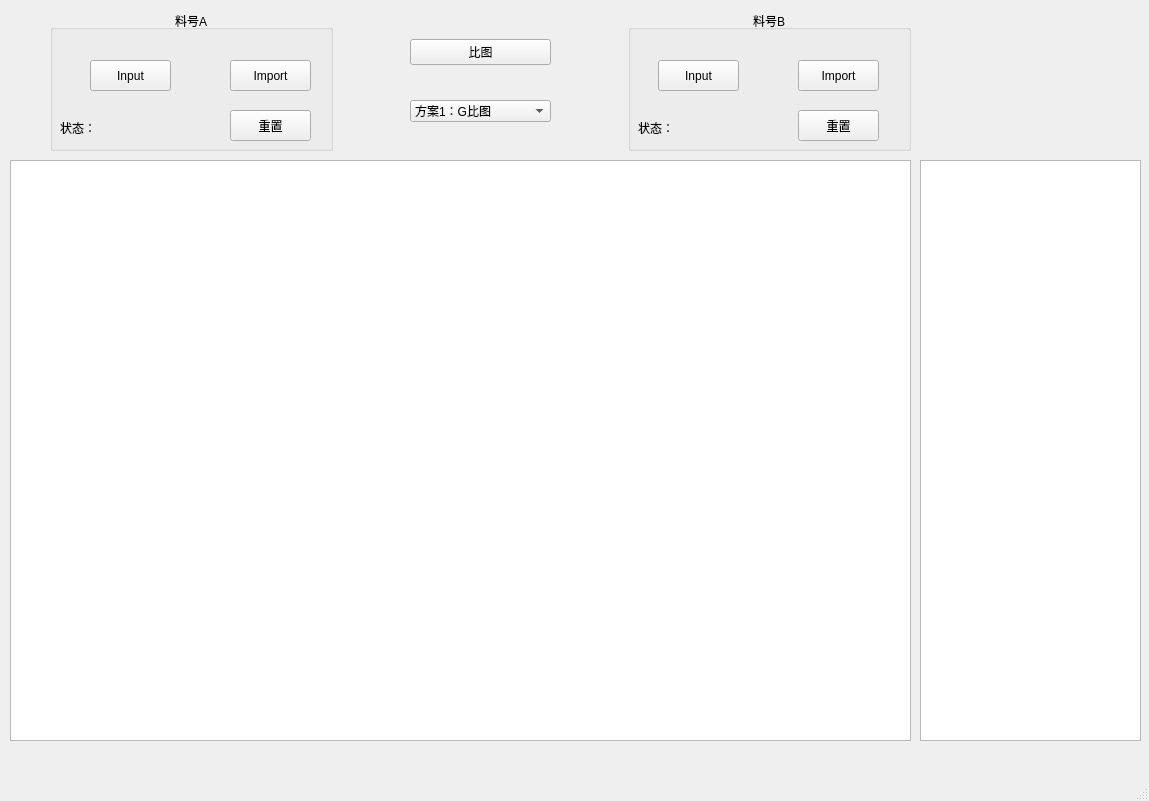
This is ui/mainWindow.ui in naivete13sky/epvs as Qt 5 draws it before an edit. The edited form follows.
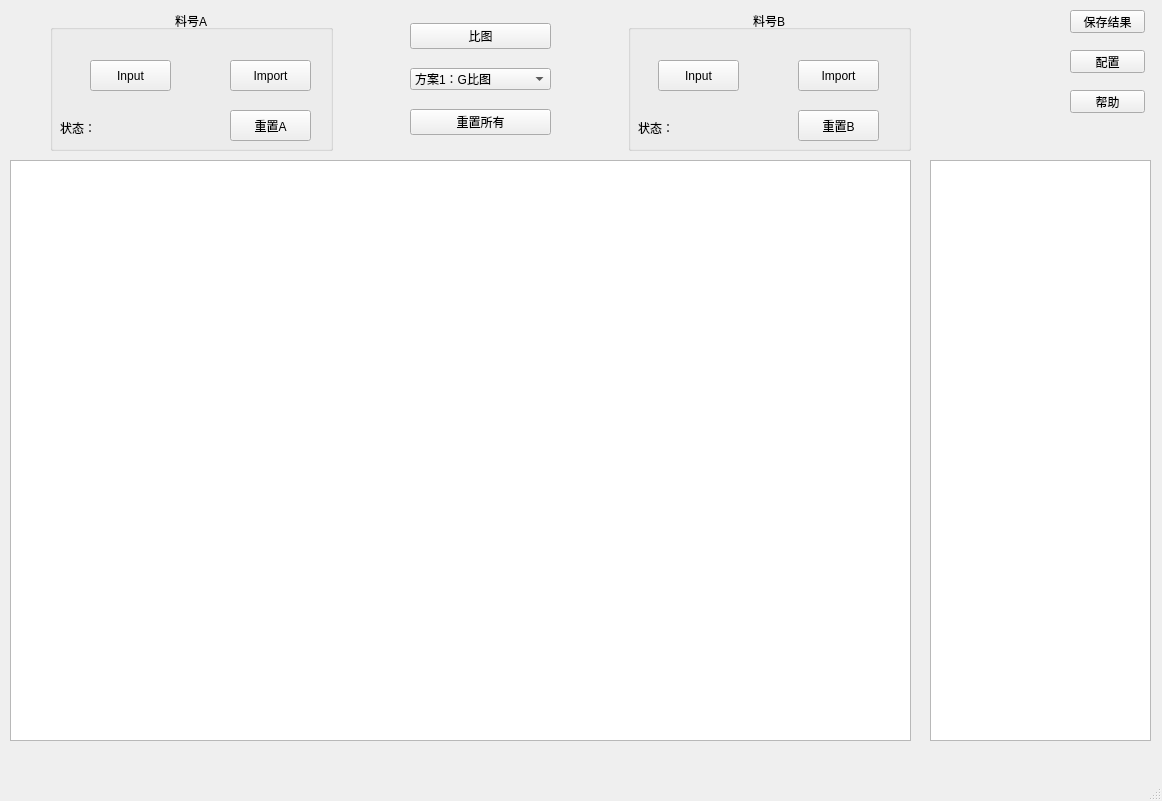
This is the edited form.

Commit message: cc39 ok

The edit to the form file:
```diff
--- a/ui/mainWindow.ui
+++ b/ui/mainWindow.ui
@@ -6,7 +6,7 @@
    <rect>
     <x>0</x>
     <y>0</y>
-    <width>1149</width>
+    <width>1162</width>
     <height>801</height>
    </rect>
   </property>
@@ -27,7 +27,7 @@
    <widget class="QTextBrowser" name="textBrowserMain">
     <property name="geometry">
      <rect>
-      <x>920</x>
+      <x>930</x>
       <y>160</y>
       <width>221</width>
       <height>581</height>
@@ -101,7 +101,7 @@
          </rect>
         </property>
         <property name="text">
-         <string>重置</string>
+         <string>重置A</string>
         </property>
        </widget>
       </widget>
@@ -120,7 +120,7 @@
       </spacer>
      </item>
      <item>
-      <layout class="QVBoxLayout" name="verticalLayoutInput" stretch="0,0">
+      <layout class="QVBoxLayout" name="verticalLayoutInput" stretch="0,0,0">
        <item>
         <widget class="QPushButton" name="pushButtonVS">
          <property name="text">
@@ -142,6 +142,13 @@
          </item>
         </widget>
        </item>
+       <item>
+        <widget class="QPushButton" name="pushButtonAllReset">
+         <property name="text">
+          <string>重置所有</string>
+         </property>
+        </widget>
+       </item>
       </layout>
      </item>
      <item>
@@ -214,13 +221,52 @@
          </rect>
         </property>
         <property name="text">
-         <string>重置</string>
+         <string>重置B</string>
         </property>
        </widget>
       </widget>
      </item>
     </layout>
    </widget>
+   <widget class="QPushButton" name="pushButtonSettings">
+    <property name="geometry">
+     <rect>
+      <x>1070</x>
+      <y>50</y>
+      <width>75</width>
+      <height>23</height>
+     </rect>
+    </property>
+    <property name="text">
+     <string>配置</string>
+    </property>
+   </widget>
+   <widget class="QPushButton" name="pushButtonSave">
+    <property name="geometry">
+     <rect>
+      <x>1070</x>
+      <y>10</y>
+      <width>75</width>
+      <height>23</height>
+     </rect>
+    </property>
+    <property name="text">
+     <string>保存结果</string>
+    </property>
+   </widget>
+   <widget class="QPushButton" name="pushButtonHelp">
+    <property name="geometry">
+     <rect>
+      <x>1070</x>
+      <y>90</y>
+      <width>75</width>
+      <height>23</height>
+     </rect>
+    </property>
+    <property name="text">
+     <string>帮助</string>
+    </property>
+   </widget>
   </widget>
   <widget class="QMenuBar" name="menubar">
    <property name="geometry">
```
Left out of the diff: 2 changed lines with no effect on the pictures. The commit also changes 2 other files.
